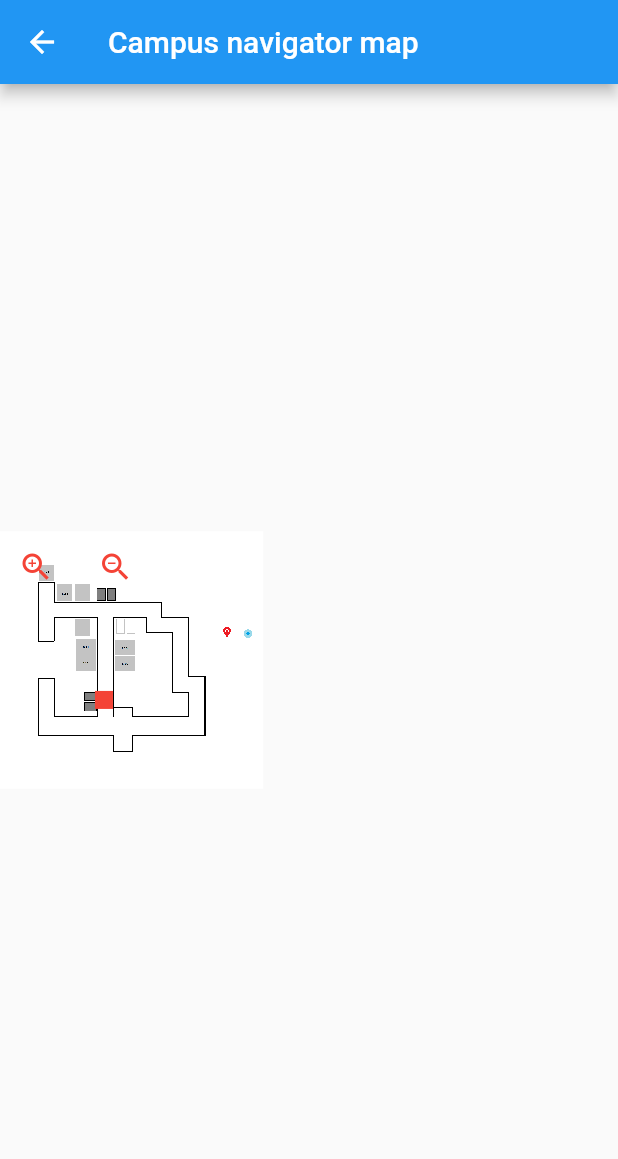
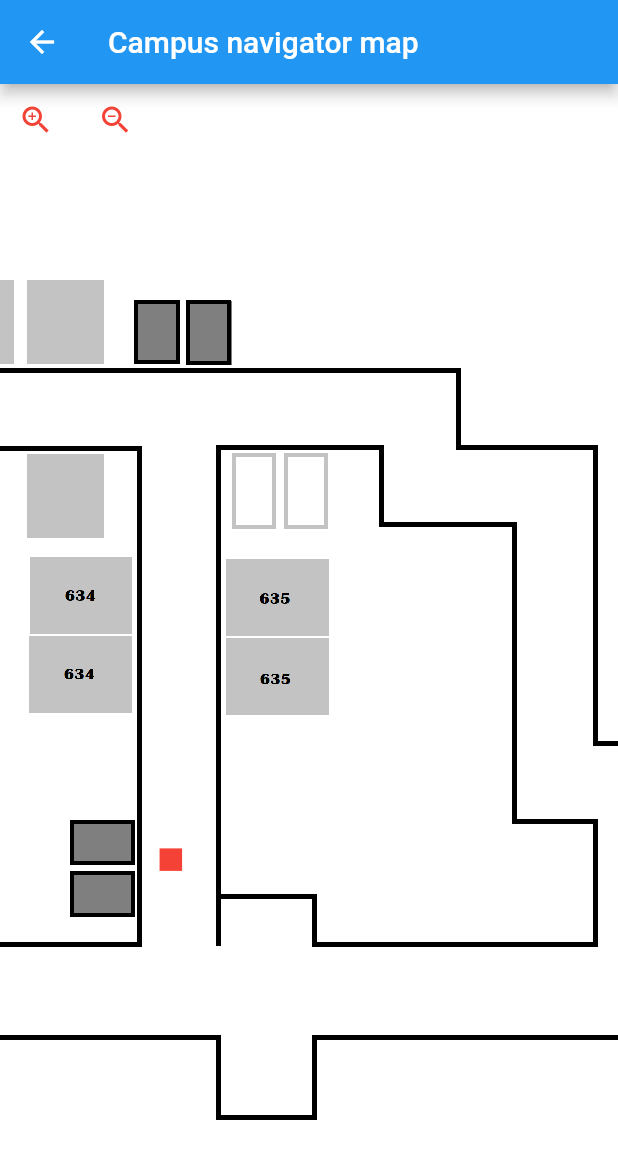
Before and after one commit to DumitruTudor/CampusNavigation, a Flutter app: the screen it shows after launch, after a tap on "Map", on a phone screen of 412 x 824 dp. Shown: the top 1159 px of the screen. Run offline on Flutter 3.47's test engine with Material 2 defaults, Android fonts, the phone set to English and light mode, and no system bars; our stand-ins replace geolocator.

```diff
--- a/lib/firstpage.dart
+++ b/lib/firstpage.dart
@@ -6,6 +6,9 @@ import 'map.dart';
 //the first page navigates the user between the different sites of our app
 class HomePage extends StatelessWidget {
   const HomePage({Key? key}) : super(key: key);
+  static const navigateToMapButtonKey = Key('navigateToMap');
+  static const navigateToLocationButtonKey = Key('navigateToLocation');
+
 
   @override
   Widget build(BuildContext context) {
@@ -15,8 +18,27 @@ class HomePage extends StatelessWidget {
           alignment: Alignment.center,
               child: Column(
               children: <Widget>[
-                const SizedBox(height: 360),
+                Text("Welcome"),
+                //const SizedBox(height: 360),
                 ElevatedButton(
+                  key: navigateToMapButtonKey,
+                    /*style:
+                    ButtonStyle(
+                      textStyle: MaterialStateProperty.all<TextStyle>(
+                        const TextStyle(
+                          fontSize: 18,
+                          fontWeight: FontWeight.w600,),
+                      ),
+                      shape: MaterialStateProperty.all<OutlinedBorder>(
+                          RoundedRectangleBorder(
+                              borderRadius: BorderRadius.circular(40)
+                          )
+                      ),
+                      backgroundColor: MaterialStateProperty.all<Color>(Colors.lightBlue ),
+                      fixedSize: MaterialStateProperty.all<Size>(
+                          const Size(350,60)
+                      ),
+                    ),*/
                   onPressed: () {
                     Navigator.push(context,
                         MaterialPageRoute(builder: (_) => const CampusMap()));
@@ -25,8 +47,9 @@ class HomePage extends StatelessWidget {
                     "Map",
                   ),
                 ),
-                const SizedBox(height: 20),
+                //const SizedBox(height: 20),
                 ElevatedButton(
+                  key: navigateToLocationButtonKey,
                   onPressed: () {
                     Navigator.push(context,
                         MaterialPageRoute(builder: (_) => const LocationApp()));
--- a/lib/main.dart
+++ b/lib/main.dart
@@ -10,7 +10,6 @@ void main() {
 
 class LUCampusNavigation extends StatelessWidget {
   const LUCampusNavigation({Key? key}) : super(key: key);
-
   @override
   Widget build(BuildContext context) {
     return MaterialApp(
--- a/lib/map.dart
+++ b/lib/map.dart
@@ -400,7 +400,7 @@ class CampusMap extends StatelessWidget {
       ),
       body: Center(
         child: ZoomContainer(
-          zoomLevel: 0.2,
+          zoomLevel: 1,
           imageProvider: Image.asset("assets/map.png").image,
           objects: [
             MapObject(
@@ -408,7 +408,7 @@ class CampusMap extends StatelessWidget {
                 color: Colors.red,
               ),
               offset: const Offset(-0.21, 0.31),
-              size: const Size(60, 60),
+              size: const Size(15, 15),
             ),
           ],
         ),
--- a/pubspec.yaml
+++ b/pubspec.yaml
@@ -37,6 +37,7 @@ dependencies:
   # Use with the CupertinoIcons class for iOS style icons.
   cupertino_icons: ^1.0.2
   geolocator: ^9.0.2
+  mockito: ^5.3.2
 
 dev_dependencies:
   flutter_test:
@@ -48,6 +49,7 @@ dev_dependencies:
   # package. See that file for information about deactivating specific lint
   # rules and activating additional ones.
   flutter_lints: ^2.0.0
+  test: ^1.21.4
 
 # For information on the generic Dart part of this file, see the
 # following page: https://dart.dev/tools/pub/pubspec
```
Also changed, not shown: pubspec.lock, 1 other file.
